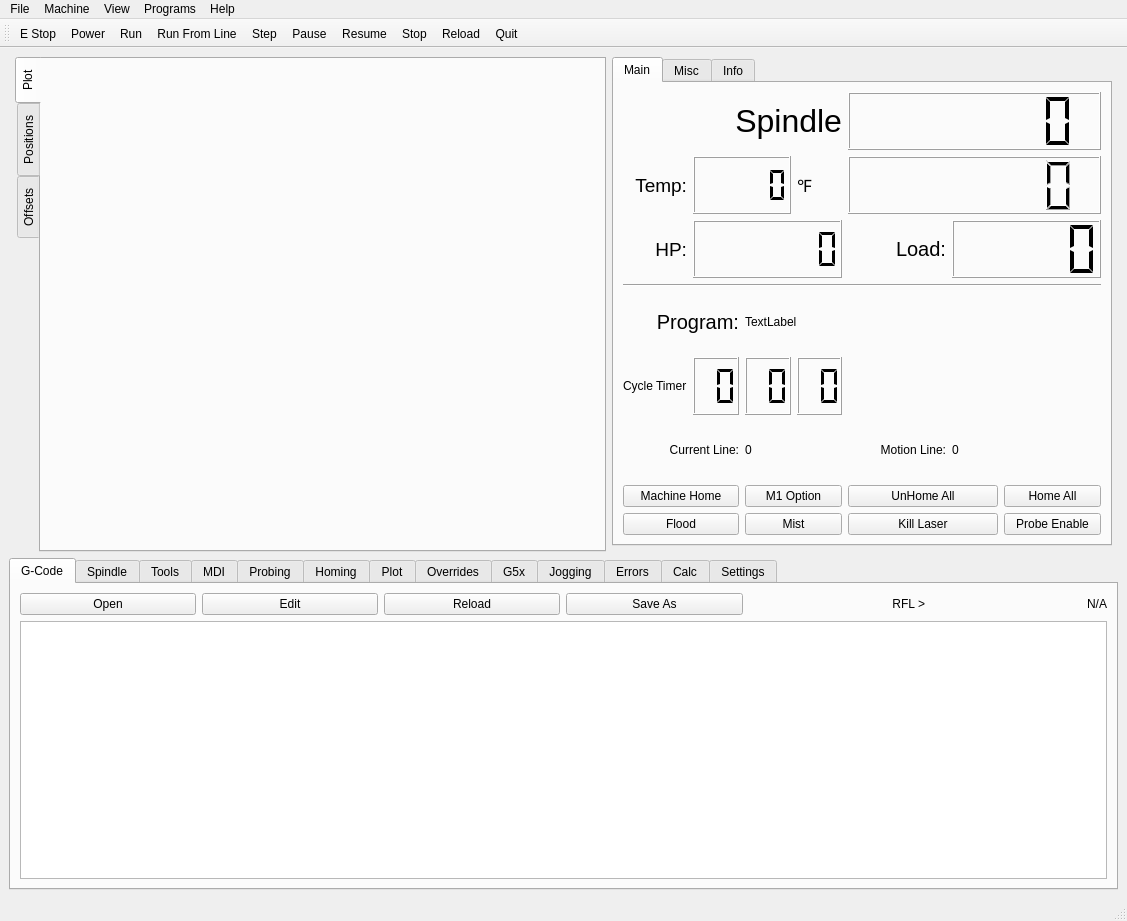
travis-farmer/linuxcnc, file configs/my_LinuxCNC_router/flex.ui: the form before one commit.
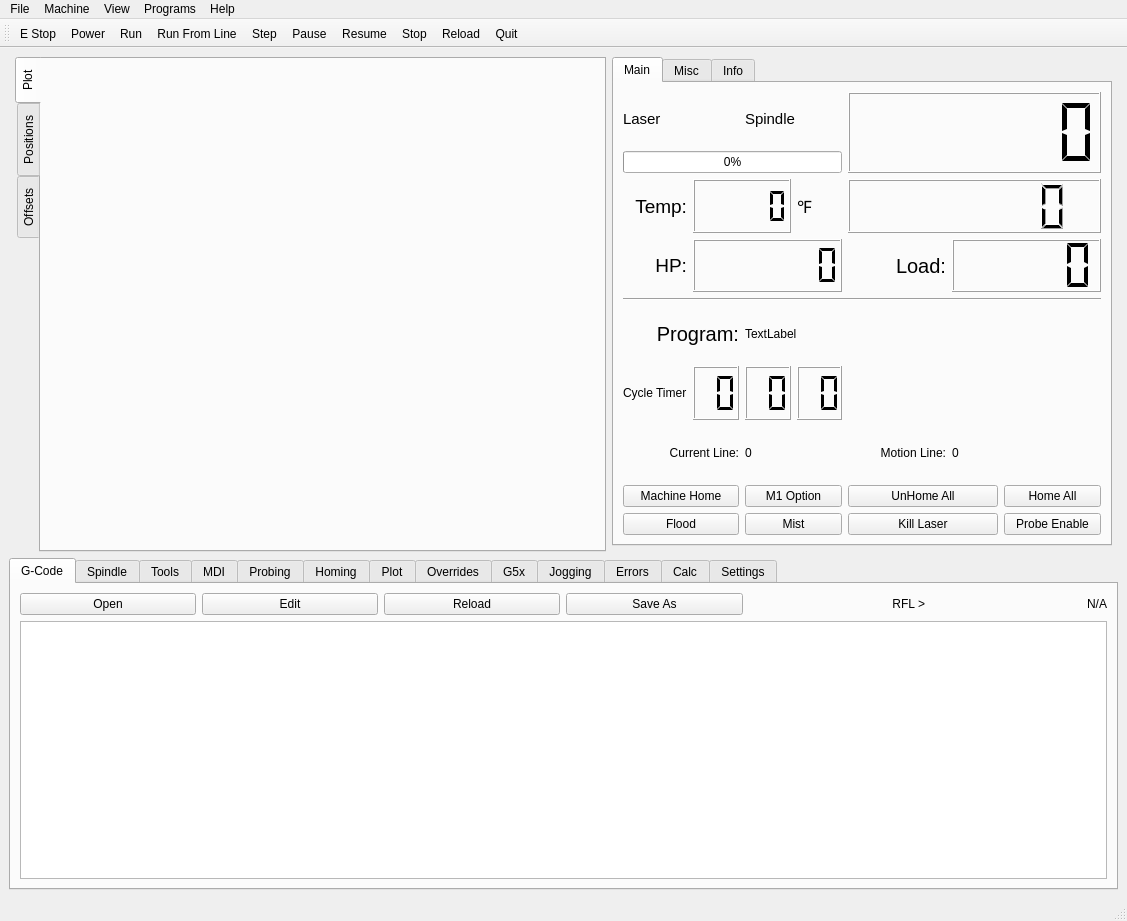
The form after the commit. Icons and pictures are not drawn.

```diff
--- a/configs/my_LinuxCNC_router/flex.ui
+++ b/configs/my_LinuxCNC_router/flex.ui
@@ -4494,21 +4494,6 @@
         <string>Main</string>
        </attribute>
        <layout class="QGridLayout" name="gridLayout_4">
-        <item row="1" column="0" colspan="4">
-         <widget class="QLabel" name="label_71">
-          <property name="font">
-           <font>
-            <pointsize>24</pointsize>
-           </font>
-          </property>
-          <property name="text">
-           <string>Spindle</string>
-          </property>
-          <property name="alignment">
-           <set>Qt::AlignRight|Qt::AlignTrailing|Qt::AlignVCenter</set>
-          </property>
-         </widget>
-        </item>
         <item row="8" column="2" colspan="2">
          <widget class="QLabel" name="current_line_lb">
           <property name="text">
@@ -4551,22 +4536,6 @@
           </property>
          </widget>
         </item>
-        <item row="1" column="4" colspan="5">
-         <widget class="QLCDNumber" name="spindle_speed_0_lcd">
-          <property name="toolTip">
-           <string>Spindle RPM</string>
-          </property>
-          <property name="digitCount">
-           <number>7</number>
-          </property>
-          <property name="mode">
-           <enum>QLCDNumber::Dec</enum>
-          </property>
-          <property name="segmentStyle">
-           <enum>QLCDNumber::Flat</enum>
-          </property>
-         </widget>
-        </item>
         <item row="12" column="0" colspan="2">
          <widget class="QPushButton" name="flood_pb">
           <property name="text">
@@ -4913,6 +4882,77 @@
           </property>
          </widget>
         </item>
+        <item row="0" column="0">
+         <widget class="QLabel" name="label_68">
+          <property name="font">
+           <font>
+            <pointsize>11</pointsize>
+           </font>
+          </property>
+          <property name="text">
+           <string>Laser</string>
+          </property>
+          <property name="alignment">
+           <set>Qt::AlignLeading|Qt::AlignLeft|Qt::AlignVCenter</set>
+          </property>
+          <property name="function" stdset="0">
+           <string>hal_led_label</string>
+          </property>
+          <property name="pin_name" stdset="0">
+           <string>laser-active-led</string>
+          </property>
+         </widget>
+        </item>
+        <item row="1" column="0" colspan="4">
+         <widget class="QProgressBar" name="progressBar">
+          <property name="value">
+           <number>0</number>
+          </property>
+          <property name="function" stdset="0">
+           <string>hal_pin</string>
+          </property>
+          <property name="pin_name" stdset="0">
+           <string>laser-power-u32</string>
+          </property>
+          <property name="hal_type" stdset="0">
+           <string>HAL_U32</string>
+          </property>
+         </widget>
+        </item>
+        <item row="0" column="2" colspan="2">
+         <widget class="QLabel" name="label_71">
+          <property name="font">
+           <font>
+            <pointsize>11</pointsize>
+           </font>
+          </property>
+          <property name="text">
+           <string>Spindle</string>
+          </property>
+          <property name="function" stdset="0">
+           <string>hal_led_label</string>
+          </property>
+          <property name="pin_name" stdset="0">
+           <string>spindle-active-led</string>
+          </property>
+         </widget>
+        </item>
+        <item row="0" column="4" rowspan="2" colspan="5">
+         <widget class="QLCDNumber" name="spindle_speed_0_lcd">
+          <property name="toolTip">
+           <string>Spindle RPM</string>
+          </property>
+          <property name="digitCount">
+           <number>7</number>
+          </property>
+          <property name="mode">
+           <enum>QLCDNumber::Dec</enum>
+          </property>
+          <property name="segmentStyle">
+           <enum>QLCDNumber::Flat</enum>
+          </property>
+         </widget>
+        </item>
        </layout>
       </widget>
       <widget class="QWidget" name="tab_24">
```
Left out of the diff: 2 changed lines with no effect on the pictures.
